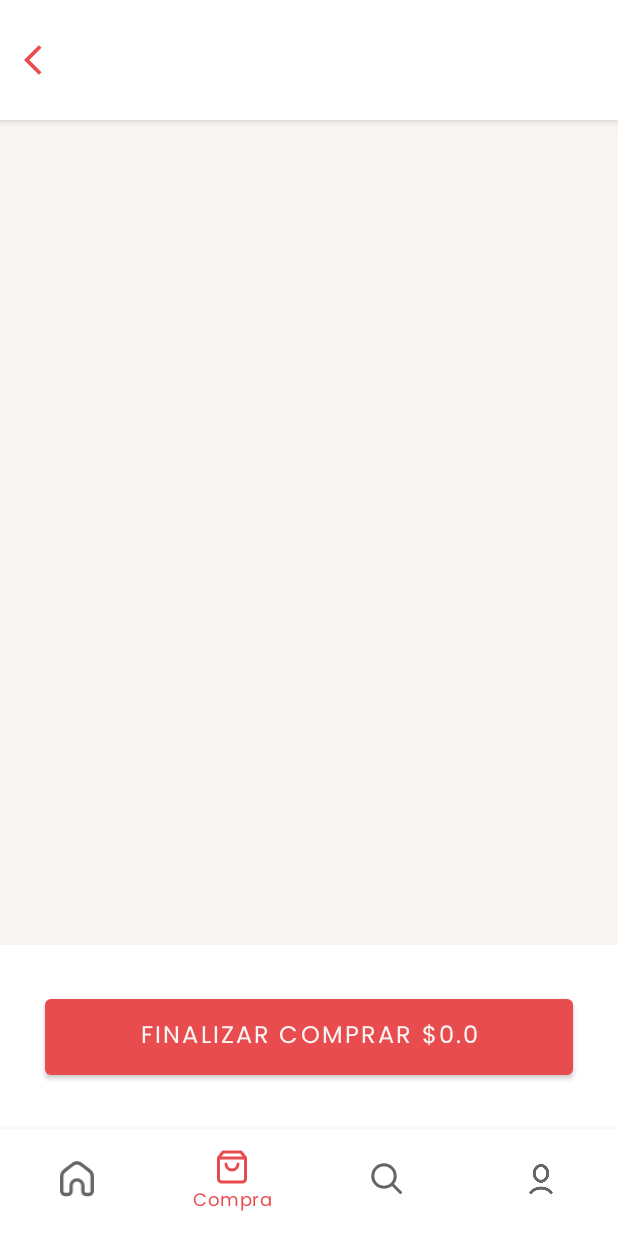
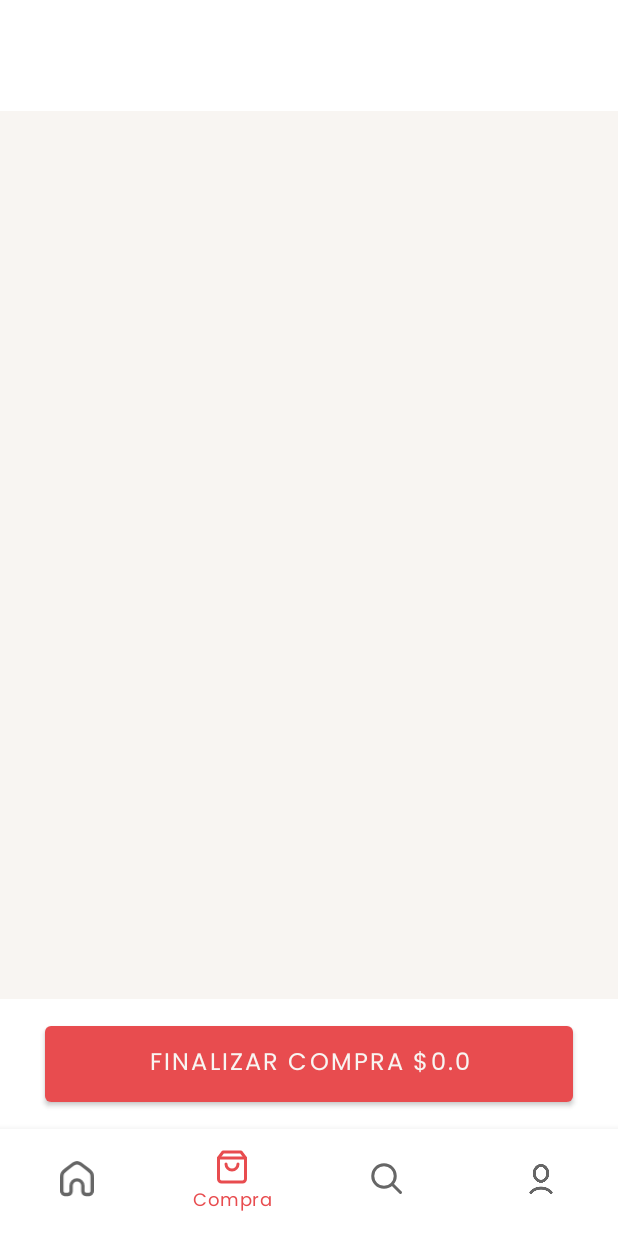
Before and after one commit to IgnaGarcia/Kotlin-FoodDelivery, an Android app: the MainActivity screen opened directly, with no data from a screen before it, item 2 of the bottom bar chosen, on a phone screen of 412 x 824 dp. Run offline under Robolectric (Android 15) with nearby library versions, the phone set to English and light mode, and no system bars; pictures from the network do not load; 3 statements that could not run were skipped.

Commit message:
fixes fixes y mas fixes

```diff
--- a/app/src/main/java/com/example/ejercicio3/entities/ShopBox.kt
+++ b/app/src/main/java/com/example/ejercicio3/entities/ShopBox.kt
@@ -3,13 +3,5 @@ package com.example.ejercicio3.entities
 import com.example.ejercicio3.network.responses.PlateResponse
 
 data class ShopBox(
-        val plateList : MutableList<PlateResponse> = mutableListOf(),
-        val totalPrice : Double = 0.0,
-){
-
-    fun calcTotal() : Double{
-        var acc = 0.0
-        plateList.forEach { plate -> acc + plate.pricePerServing }
-        return acc
-    }
-}
+        val plateList : MutableList<PlateResponse> = mutableListOf()
+)
--- a/app/src/main/java/com/example/ejercicio3/network/ApiClient.kt
+++ b/app/src/main/java/com/example/ejercicio3/network/ApiClient.kt
@@ -14,8 +14,9 @@ import retrofit2.http.Query
 import java.util.concurrent.TimeUnit
 
 object ApiClient{
+    private const val API_KEY = "c34167616f834599a1ccf9a86f2397fd"
     //private const val API_KEY = "fd926ca241f8421da10f7370f3cf73a4"
-    private const val API_KEY = "1e2e85c08c95409fa3c5b99e7c671346"
+    //private const val API_KEY = "1e2e85c08c95409fa3c5b99e7c671346"
     private const val API_BASE_URL = "https://api.spoonacular.com/"
     const val URL_COMPLEX = "recipes/complexSearch"
     const val URL_VEGIE = "diet=vegetarian&addRecipeInformation=true"
@@ -49,7 +50,7 @@ object ApiClient{
     interface AppService{
         @GET("$URL_COMPLEX?apiKey=$API_KEY&$URL_VEGIE")
         fun getPlates(@Query("number") number: Int,
-                      @Query("offser") offser: Int): Call<PlateListResponse>
+                      @Query("offset") offset: Int): Call<PlateListResponse>
 
 
         @GET("recipes/{plateId}/information?apiKey=$API_KEY")
--- a/app/src/main/java/com/example/ejercicio3/ui/MainActivity.kt
+++ b/app/src/main/java/com/example/ejercicio3/ui/MainActivity.kt
@@ -10,6 +10,7 @@ import com.google.android.material.bottomnavigation.BottomNavigationView
 class MainActivity : AppCompatActivity() {
     companion object{
         var shopBox = ShopBox()
+        var SHOP_KEY = "shop"
     }
 
     override fun onCreate(savedInstanceState: Bundle?) {
@@ -38,7 +39,7 @@ class MainActivity : AppCompatActivity() {
             }
         }
 
-        navBottom.selectedItemId = R.id.icHome
+        navBottom.selectedItemId = intent.extras?.getInt(SHOP_KEY) ?: R.id.icHome
     }
 
     private fun openFragment(fragment: Fragment) {
--- a/app/src/main/java/com/example/ejercicio3/ui/PlateActivity.kt
+++ b/app/src/main/java/com/example/ejercicio3/ui/PlateActivity.kt
@@ -1,5 +1,6 @@
 package com.example.ejercicio3.ui
 
+import android.content.Intent
 import android.os.Bundle
 import android.view.View
 import android.widget.ImageView
@@ -69,6 +70,10 @@ class PlateActivity : AppCompatActivity() {
         val btnBuy = findViewById<TextView>(R.id.btnBuy)
         btnBuy.setOnClickListener {
             MainActivity.shopBox.plateList.add(plate)
+
+            val i = Intent(this@PlateActivity, MainActivity::class.java)
+            i.putExtra(MainActivity.SHOP_KEY, R.id.icBox)
+            startActivity(i)
         }
     }
 
--- a/app/src/main/java/com/example/ejercicio3/ui/PlatesListActivity.kt
+++ b/app/src/main/java/com/example/ejercicio3/ui/PlatesListActivity.kt
@@ -53,7 +53,8 @@ class PlatesListActivity : AppCompatActivity(), PlatesCardAdapter.OnClickPlate
                     this, LinearLayoutManager.VERTICAL, false)
         }
        else {
-            getPlates(rvPlatesCards, tvErrorMessage,  queryId, offset+20)
+            val offst = offset + 20
+            getPlates(rvPlatesCards, tvErrorMessage,  queryId, offst)
         }
     }
 
@@ -71,7 +72,7 @@ class PlatesListActivity : AppCompatActivity(), PlatesCardAdapter.OnClickPlate
                                 when(queryId){
                                     1 -> setPlatesAdapter(rvPlatesCards, tvErrorMessage, queryId, offset)
                                     2 -> {
-                                        plates = plates.filter { s -> s.pricePerServing < 70 }
+                                        plates = plates.filter { s -> s.pricePerServing < 80 }
                                         setPlatesAdapter(rvPlatesCards, tvErrorMessage, queryId, offset)
                                     }
                                     3 -> {
--- a/app/src/main/java/com/example/ejercicio3/ui/ProfileFragment.kt
+++ b/app/src/main/java/com/example/ejercicio3/ui/ProfileFragment.kt
@@ -29,7 +29,6 @@ class ProfileFragment : Fragment() {
         bindUserData()
 
         val btnClear = activity!!.findViewById<Button>(R.id.btnClear)
-
         btnClear.setOnClickListener{ goToStart() }
     }
 
--- a/app/src/main/java/com/example/ejercicio3/ui/ShopBoxFragment.kt
+++ b/app/src/main/java/com/example/ejercicio3/ui/ShopBoxFragment.kt
@@ -15,6 +15,7 @@ import com.example.ejercicio3.adapters.PlatesCardAdapter
 import com.example.ejercicio3.adapters.ShopBoxAdapter
 import com.example.ejercicio3.entities.User
 import com.example.ejercicio3.local.SharedPreferencesManager
+import com.example.ejercicio3.network.responses.PlateResponse
 
 class ShopBoxFragment : Fragment(), ShopBoxAdapter.OnClickPlate {
     var shopBoxAdapter : ShopBoxAdapter? = null
@@ -65,6 +66,15 @@ class ShopBoxFragment : Fragment(), ShopBoxAdapter.OnClickPlate {
     fun setBottomText(){
         val btnFinished = activity!!.findViewById<TextView>(R.id.btnFinish)
         btnFinished.text =
-                this.getString(R.string.buyFinished) + " $" + MainActivity.shopBox.calcTotal()
+                this.getString(R.string.buyFinished) + " $" + calcTotal(MainActivity.shopBox.plateList)
+    }
+
+    fun calcTotal(plateList : MutableList<PlateResponse>) : Double{
+        var acc = 0.0
+        for(plate in plateList){
+            acc = acc + plate.pricePerServing
+            println("precio total: $acc")
+        }
+        return acc
     }
 }
--- a/app/src/main/res/layout/activity_plates_list.xml
+++ b/app/src/main/res/layout/activity_plates_list.xml
@@ -20,6 +20,7 @@
         android:text="@string/error"
         android:textColor="@color/textPrimary"
         android:layout_margin="20dp"/>
+
     <include
         android:id="@+id/llPlateList"
         layout="@layout/recycler_plates_card"
--- a/app/src/main/res/layout/activity_shopbox.xml
+++ b/app/src/main/res/layout/activity_shopbox.xml
@@ -4,19 +4,49 @@
     android:layout_height="match_parent"
     xmlns:app="http://schemas.android.com/apk/res-auto">
 
-    <include
-        android:id="@+id/appBar"
-        layout="@layout/layout_appbar" />
+    <com.google.android.material.appbar.AppBarLayout
+        android:id="@+id/lyTooblar"
+        android:layout_width="match_parent"
+        android:layout_height="wrap_content"
+        android:background="@color/backgroundColor"
+        app:elevation="0dp"
+        app:layout_constraintTop_toTopOf="parent"
+        app:layout_constraintLeft_toLeftOf="parent"
+        app:layout_constraintRight_toRightOf="parent">
 
-    <include
-        android:id="@+id/llPlateList"
-        layout="@layout/recycler_plates_card"
+        <androidx.appcompat.widget.Toolbar
+            android:id="@+id/toolbarHome"
+            android:layout_width="match_parent"
+            android:layout_height="wrap_content"
+            android:padding="15dp"
+            android:background="@color/white"
+            android:paddingHorizontal="18dp"
+            android:paddingVertical="12dp">
+
+            <TextView
+                android:id="@+id/tvToolbar"
+                android:layout_width="wrap_content"
+                android:layout_height="wrap_content"
+                android:textFontWeight="700"
+                android:layout_marginLeft="5dp"
+                android:titleTextColor="@color/textPrimary"
+                android:textSize="26sp" />
+        </androidx.appcompat.widget.Toolbar>
+    </com.google.android.material.appbar.AppBarLayout>
+
+    <ScrollView
+        android:layout_width="match_parent"
         android:layout_height="wrap_content"
-        android:layout_width="match_parent"
-        app:layout_constraintTop_toBottomOf="@id/appBar"
+        app:layout_constraintTop_toBottomOf="@id/lyTooblar"
         app:layout_constraintLeft_toLeftOf="parent"
-        app:layout_constraintRight_toRightOf="parent"
-        app:layout_constraintBottom_toTopOf="@id/lyButtonFinish"/>
+        app:layout_constraintRight_toRightOf="parent">
+        <include
+            android:id="@+id/llPlateList"
+            layout="@layout/recycler_plates_card"
+            android:layout_height="wrap_content"
+            android:layout_width="match_parent"/>
+    </ScrollView>
+
 
     <LinearLayout
         android:id="@+id/lyButtonFinish"
@@ -34,7 +64,10 @@
             android:text="@string/buyFinished"
             android:textSize="16dp"
             android:padding="12dp"
-            android:layout_weight="700"
-            android:layout_margin="30dp"/>
+            android:layout_marginLeft="30dp"
+            android:layout_marginRight="30dp"
+            android:layout_marginTop="12dp"
+            android:layout_marginBottom="12dp"
+            android:layout_weight="700"/>
     </LinearLayout>
 </androidx.constraintlayout.widget.ConstraintLayout>
--- a/app/src/main/res/values/strings.xml
+++ b/app/src/main/res/values/strings.xml
@@ -15,7 +15,7 @@
     <string name="login">Ingresar</string>
     <string name="singup">Registrarse</string>
     <string name="buy">Comprar</string>
-    <string name="buyFinished">Finalizar Comprar</string>
+    <string name="buyFinished">Finalizar Compra</string>
 
     <string name="home">Inicio</string>
     <string name="shopBag">Compra</string>
```
